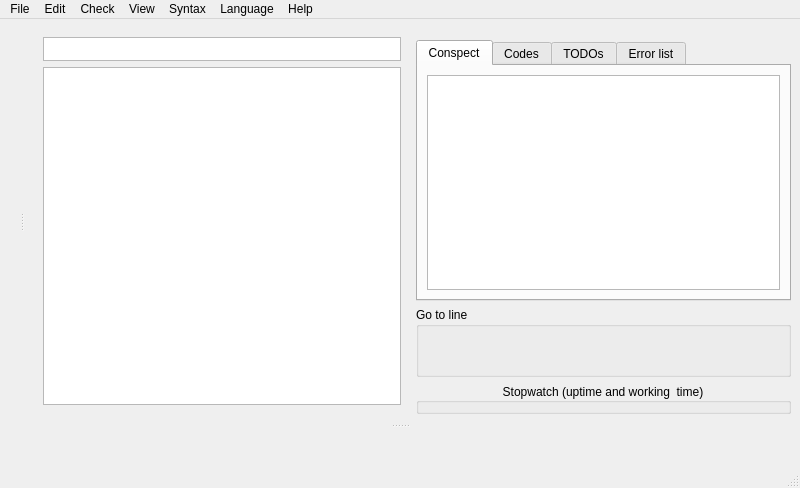
Above: ui/mainwindow.ui from baziorek/STC_editor before the change. Below: the same form after it.
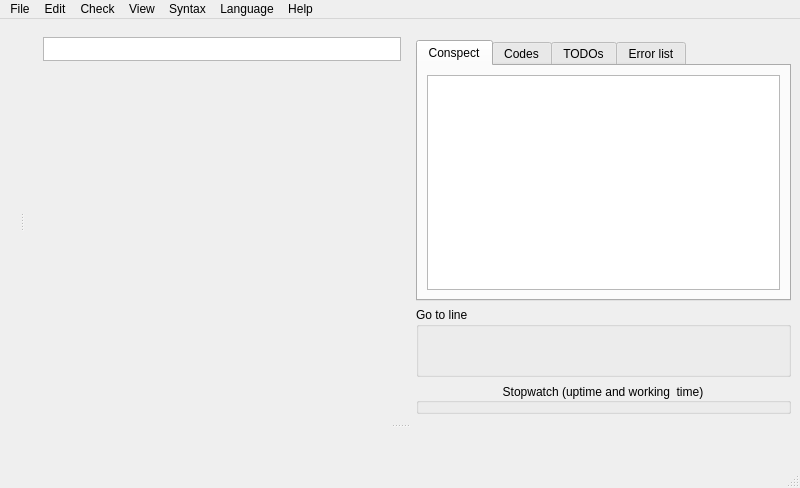
That is the form after the change. Icons and pictures are not drawn. Custom widgets are drawn as their Qt base class.

Commit message: support for tabs

```diff
--- a/ui/mainwindow.ui
+++ b/ui/mainwindow.ui
@@ -149,20 +149,9 @@
         </widget>
        </item>
        <item>
-        <widget class="CodeEditor" name="textEditor">
-         <property name="font">
-          <font>
-           <pointsize>14</pointsize>
-          </font>
-         </property>
-         <property name="styleSheet">
-          <string notr="true">QPlainText {
-	background-color: rgb(255, 255, 255);
-	color: rgb(0, 0, 0);
-    font-family: monospace;
-}
-
-</string>
+        <widget class="QTabWidget" name="editorTabs">
+         <property name="documentMode">
+          <bool>true</bool>
          </property>
         </widget>
        </item>
```
The commit also changes 3 other files.
